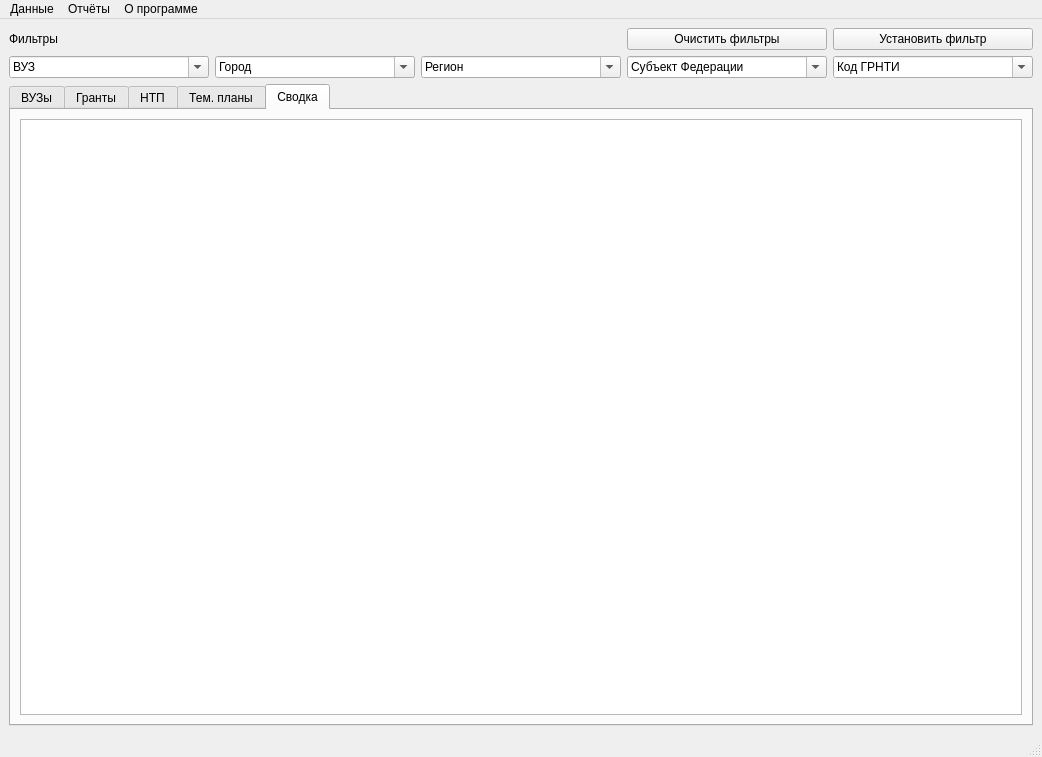
This is ui/qt/mainWindow.ui in EngoyanSY/subd as Qt 5 draws it before an edit. The edited form follows.
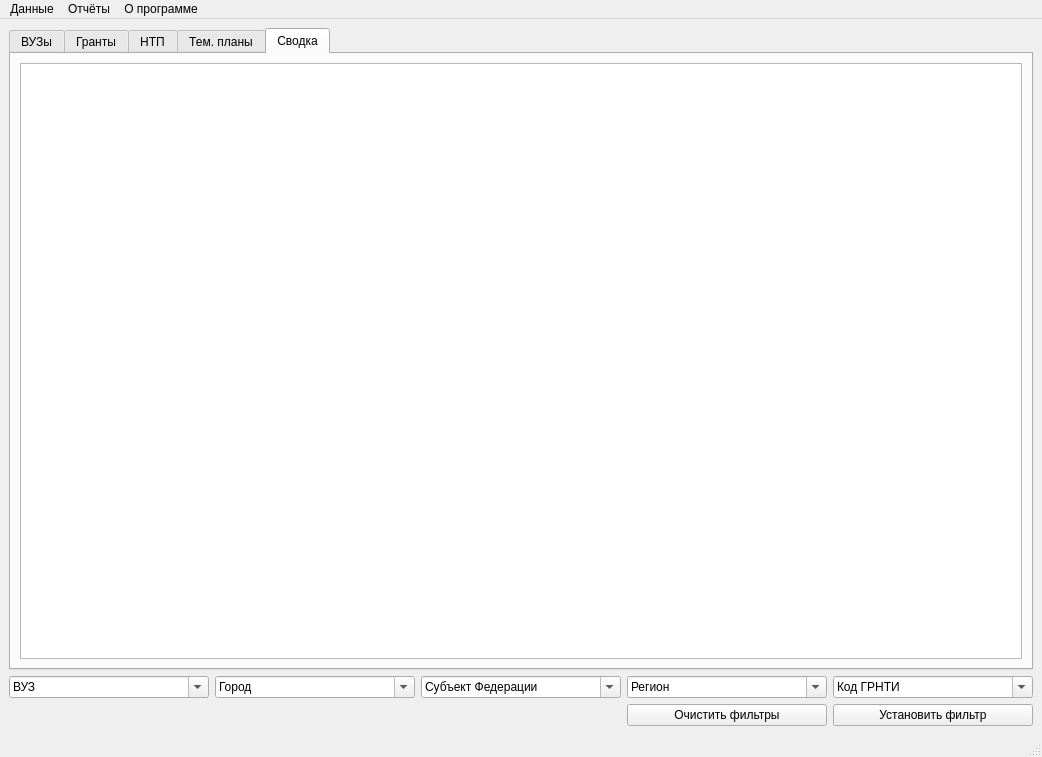
This is the edited form. The open tabs and pages were chosen to show the change.

What changed in the file:
```diff
--- a/ui/qt/mainWindow.ui
+++ b/ui/qt/mainWindow.ui
@@ -18,75 +18,17 @@
   </property>
   <widget class="QWidget" name="centralwidget">
    <layout class="QGridLayout" name="gridLayout">
-    <item row="1" column="4">
-     <widget class="QComboBox" name="grnti_code">
-      <property name="editable">
-       <bool>true</bool>
-      </property>
-      <property name="currentText">
-       <string>Код ГРНТИ</string>
-      </property>
-      <property name="placeholderText">
-       <string>Код ГРНТИ</string>
-      </property>
-     </widget>
-    </item>
-    <item row="0" column="0">
-     <widget class="QLabel" name="label">
+    <item row="7" column="4">
+     <widget class="QPushButton" name="set_filter">
       <property name="text">
-       <string>Фильтры</string>
+       <string>Установить фильтр</string>
       </property>
      </widget>
     </item>
-    <item row="1" column="1">
-     <widget class="QComboBox" name="city">
-      <property name="editable">
-       <bool>true</bool>
-      </property>
-      <property name="currentText">
-       <string>Город</string>
-      </property>
-      <property name="placeholderText">
-       <string>Город</string>
-      </property>
-     </widget>
-    </item>
-    <item row="1" column="0">
-     <widget class="QComboBox" name="vuz">
-      <property name="editable">
-       <bool>true</bool>
-      </property>
-      <property name="currentText">
-       <string>ВУЗ</string>
-      </property>
-      <property name="placeholderText">
-       <string>ВУЗ</string>
-      </property>
-     </widget>
-    </item>
-    <item row="1" column="2">
-     <widget class="QComboBox" name="obl">
-      <property name="editable">
-       <bool>true</bool>
-      </property>
-      <property name="currentText">
-       <string>Регион</string>
-      </property>
-      <property name="placeholderText">
-       <string>Субъект Федерации</string>
-      </property>
-     </widget>
-    </item>
-    <item row="1" column="3">
-     <widget class="QComboBox" name="subject">
-      <property name="editable">
-       <bool>true</bool>
-      </property>
-      <property name="currentText">
-       <string>Субъект Федерации</string>
-      </property>
-      <property name="placeholderText">
-       <string>Регион</string>
+    <item row="7" column="3">
+     <widget class="QPushButton" name="clear_filter">
+      <property name="text">
+       <string>Очистить фильтры</string>
       </property>
      </widget>
     </item>
@@ -180,24 +122,75 @@
         <string>Сводка</string>
        </attribute>
        <layout class="QGridLayout" name="gridLayout_14">
-        <item row="3" column="0" colspan="2">
+        <item row="3" column="0" colspan="3">
          <widget class="QTableView" name="tableView_13"/>
         </item>
        </layout>
       </widget>
      </widget>
     </item>
-    <item row="0" column="4">
-     <widget class="QPushButton" name="set_filter">
-      <property name="text">
-       <string>Установить фильтр</string>
+    <item row="6" column="0">
+     <widget class="QComboBox" name="vuz">
+      <property name="editable">
+       <bool>true</bool>
       </property>
+      <property name="currentText">
+       <string>ВУЗ</string>
+      </property>
+      <property name="placeholderText">
+       <string>ВУЗ</string>
+      </property>
      </widget>
     </item>
-    <item row="0" column="3">
-     <widget class="QPushButton" name="clear_filter">
-      <property name="text">
-       <string>Очистить фильтры</string>
+    <item row="6" column="3">
+     <widget class="QComboBox" name="obl">
+      <property name="editable">
+       <bool>true</bool>
+      </property>
+      <property name="currentText">
+       <string>Регион</string>
+      </property>
+      <property name="placeholderText">
+       <string>Субъект Федерации</string>
+      </property>
+     </widget>
+    </item>
+    <item row="6" column="1">
+     <widget class="QComboBox" name="city">
+      <property name="editable">
+       <bool>true</bool>
+      </property>
+      <property name="currentText">
+       <string>Город</string>
+      </property>
+      <property name="placeholderText">
+       <string>Город</string>
+      </property>
+     </widget>
+    </item>
+    <item row="6" column="2">
+     <widget class="QComboBox" name="subject">
+      <property name="editable">
+       <bool>true</bool>
+      </property>
+      <property name="currentText">
+       <string>Субъект Федерации</string>
+      </property>
+      <property name="placeholderText">
+       <string>Регион</string>
+      </property>
+     </widget>
+    </item>
+    <item row="6" column="4">
+     <widget class="QComboBox" name="grnti_code">
+      <property name="editable">
+       <bool>true</bool>
+      </property>
+      <property name="currentText">
+       <string>Код ГРНТИ</string>
+      </property>
+      <property name="placeholderText">
+       <string>Код ГРНТИ</string>
       </property>
      </widget>
     </item>
```
Left out of the diff: 2 changed lines with no effect on the pictures.
